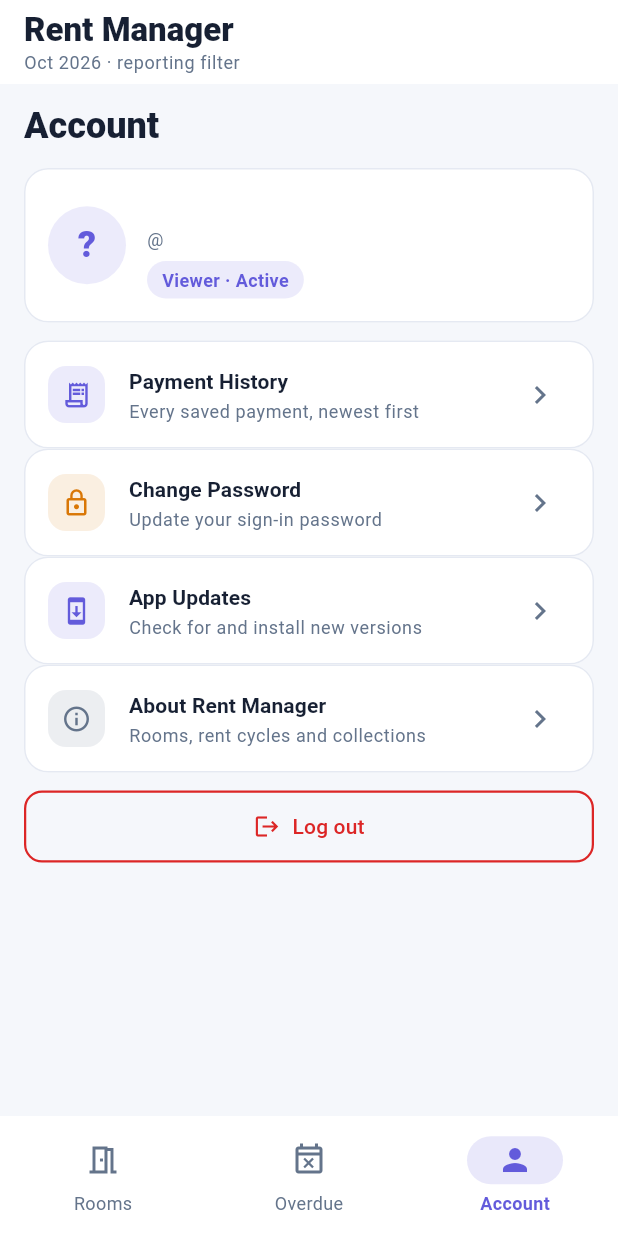
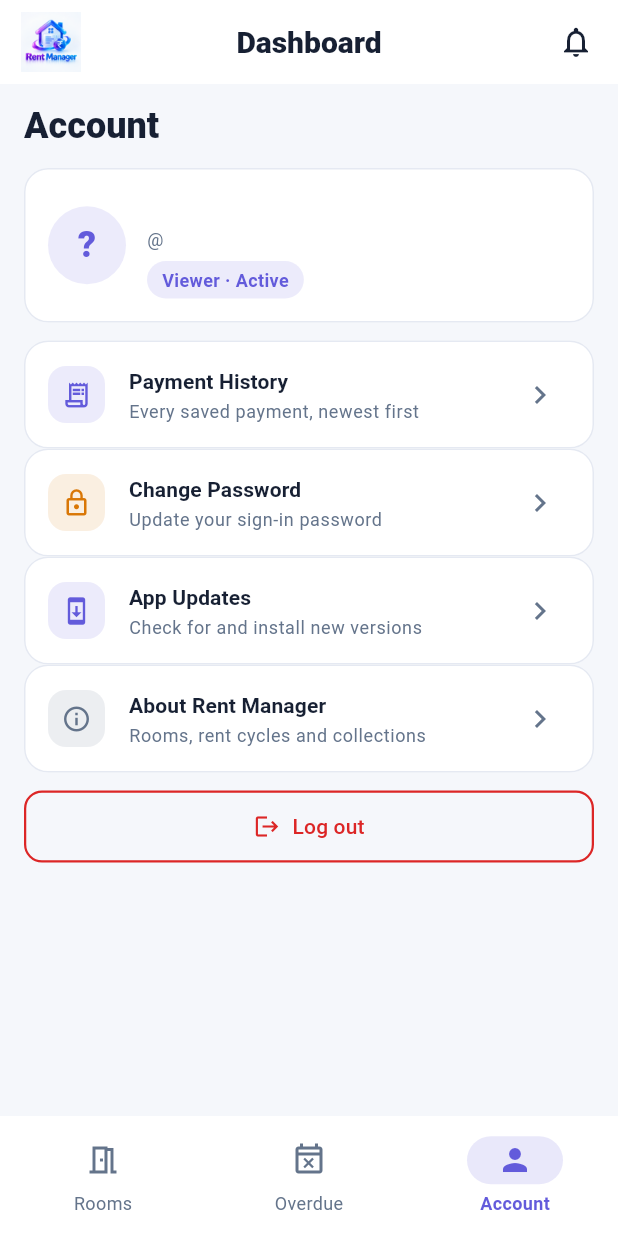
Before and after one commit to bcsuk999/rentmanage, a Flutter app: the HomePage screen opened directly with empty values, item 3 of the bottom bar chosen, on a phone screen of 412 x 824 dp. Run offline on Flutter 3.47's test engine with Material 3 defaults, Android fonts, the phone set to English and light mode, and no system bars; our stand-ins replace package_info_plus, shared_preferences; accounts and stored records are empty; network calls fail.

Commit message:
Dashboard header with logo, mobile-width layout, uncropped logo

```diff
--- a/mobile/lib/home_page.dart
+++ b/mobile/lib/home_page.dart
@@ -261,20 +261,29 @@ class _HomePageState extends State<HomePage> {
   Widget build(BuildContext context) {
     return Scaffold(
       appBar: AppBar(
-        title: Column(
-          crossAxisAlignment: CrossAxisAlignment.start,
-          children: [
-            const Text('Rent Manager',
-                style: TextStyle(fontWeight: FontWeight.w800, fontSize: 22)),
-            Text(
-              '${monthLabel(_period)} · reporting filter',
-              style: Theme.of(context)
-                  .textTheme
-                  .bodySmall
-                  ?.copyWith(color: AppColors.secondaryText),
+        leadingWidth: 56,
+        leading: Padding(
+          padding: const EdgeInsets.only(left: 12, top: 8, bottom: 8),
+          child: Image.asset(
+            'logo.png',
+            fit: BoxFit.contain,
+            errorBuilder: (_, _, _) => const Icon(
+              Icons.home_work_outlined,
+              color: AppColors.primary,
             ),
+          ),
+        ),
+        centerTitle: true,
+        title: const Text('Dashboard',
+            style: TextStyle(fontWeight: FontWeight.w800, fontSize: 20)),
+        actions: [
+          IconButton(
+            tooltip: 'Overdue dues',
+            icon: const Icon(Icons.notifications_outlined),
+            onPressed: () => setState(() => _tab = 1),
+          ),
+          const SizedBox(width: 4),
         ],
-        ),
       ),
       body: _tab == 0
           ? _roomsTab(context)
@@ -338,16 +347,14 @@ class _HomePageState extends State<HomePage> {
             );
           }
           final rooms = snapshot.data ?? [];
-          return LayoutBuilder(
-            builder: (context, constraints) {
-              final maxW = constraints.maxWidth;
-              final cardWidth = maxW < 620 ? maxW : 380.0;
+          // Mobile viewport everywhere: one centered phone-width column,
+          // even on desktop.
           return SingleChildScrollView(
             physics: const AlwaysScrollableScrollPhysics(),
             padding: const EdgeInsets.fromLTRB(16, 12, 16, 96),
             child: Center(
               child: ConstrainedBox(
-                    constraints: const BoxConstraints(maxWidth: 1180),
+                constraints: const BoxConstraints(maxWidth: 480),
                 child: Column(
                   crossAxisAlignment: CrossAxisAlignment.start,
                   children: [
@@ -366,28 +373,17 @@ class _HomePageState extends State<HomePage> {
                     if (rooms.isEmpty)
                       _emptyState(context)
                     else
-                          Center(
-                            child: Wrap(
-                              spacing: 12,
-                              runSpacing: 12,
-                              children: [
-                                for (final room in rooms)
-                                  SizedBox(
-                                    width: cardWidth,
-                                    child: _RoomCard(
+                      for (final room in rooms) ...[
+                        _RoomCard(
                           room: room,
                           onOpen: () => _openDetails(room),
                         ),
-                                  ),
+                        const SizedBox(height: 12),
                       ],
-                            ),
-                          ),
                   ],
                 ),
               ),
             ),
-              );
-            },
           );
         },
       ),
```
Also changed, not shown: mobile/lib/app_update_page.dart (+2 -5 lines), mobile/lib/login_page.dart (+6 -9 lines), mobile/lib/main.dart (+6 -9 lines). Lines whose indentation alone changed are shown as unchanged.
